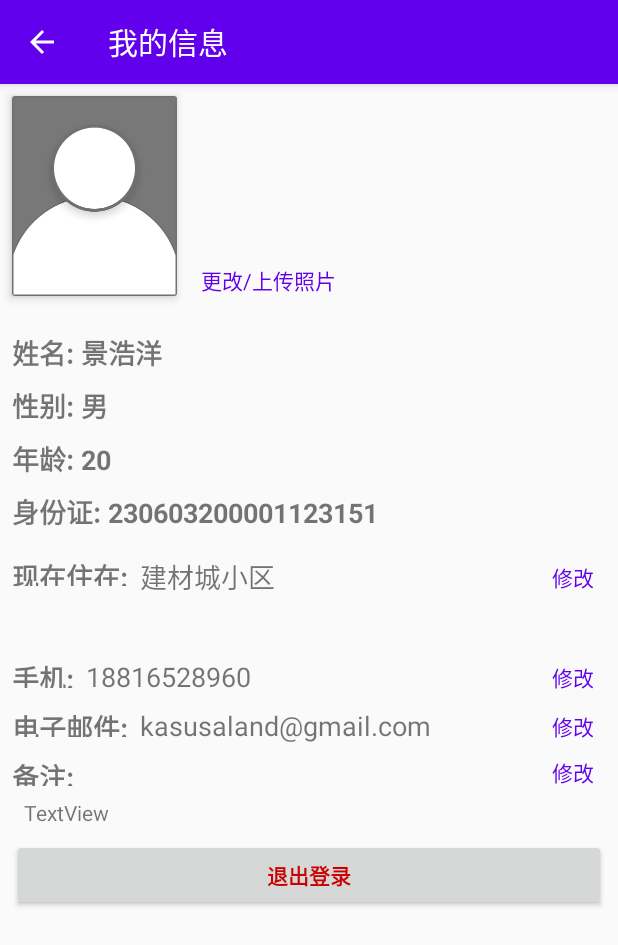
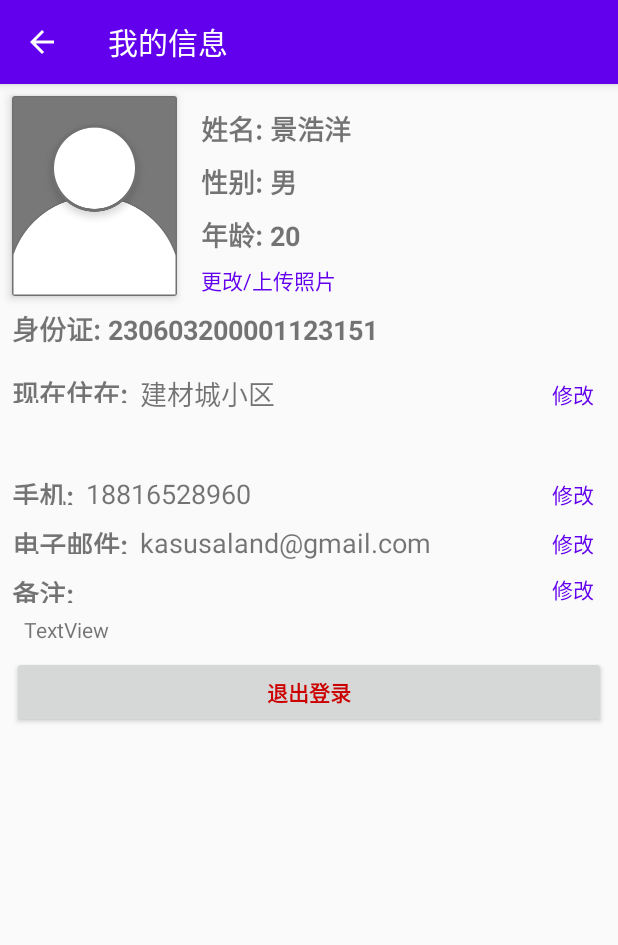
Before and after one commit to kasusa/Community-access-management-andorid-, an Android app: the MeActivity screen opened directly, with no data from a screen before it, on a phone screen of 412 x 824 dp. Shown: the top 945 px of the screen. Run offline under Robolectric (Android 15) with nearby library versions, the light colour scheme and no system bars.

Commit message:
修改了 me activity 布局

```diff
--- a/app/src/main/res/layout/activity_me.xml
+++ b/app/src/main/res/layout/activity_me.xml
@@ -53,34 +53,6 @@
             android:orientation="vertical"
             android:paddingLeft="8dp"
             android:paddingRight="8dp">
-
-            <TextView
-                android:id="@+id/textView6"
-                android:layout_width="match_parent"
-                android:layout_height="wrap_content"
-                android:layout_marginTop="16dp"
-                android:layout_marginBottom="8dp"
-                android:text="姓名: 景浩洋"
-                android:textSize="18sp"
-                android:textStyle="bold" />
-
-            <TextView
-                android:id="@+id/textView7"
-                android:layout_width="match_parent"
-                android:layout_height="wrap_content"
-                android:layout_marginBottom="8dp"
-                android:text="性别: 男"
-                android:textSize="18sp"
-                android:textStyle="bold" />
-
-            <TextView
-                android:id="@+id/textView8"
-                android:layout_width="match_parent"
-                android:layout_height="wrap_content"
-                android:layout_marginBottom="8dp"
-                android:text="年龄: 20"
-                android:textSize="18sp"
-                android:textStyle="bold" />
 
             <TextView
                 android:id="@+id/textView9"
@@ -268,5 +240,39 @@
         </LinearLayout>
     </ScrollView>
 
+    <TextView
+        android:id="@+id/textView6"
+        android:layout_width="wrap_content"
+        android:layout_height="wrap_content"
+        android:layout_marginStart="16dp"
+        android:layout_marginTop="8dp"
+        android:text="姓名: 景浩洋"
+        android:textSize="18sp"
+        android:textStyle="bold"
+        app:layout_constraintStart_toEndOf="@+id/cardView2"
+        app:layout_constraintTop_toTopOf="@+id/cardView2" />
+
+    <TextView
+        android:id="@+id/textView8"
+        android:layout_width="wrap_content"
+        android:layout_height="wrap_content"
+        android:layout_marginTop="8dp"
+        android:text="年龄: 20"
+        android:textSize="18sp"
+        android:textStyle="bold"
+        app:layout_constraintStart_toStartOf="@+id/textView7"
+        app:layout_constraintTop_toBottomOf="@+id/textView7" />
+
+    <TextView
+        android:id="@+id/textView7"
+        android:layout_width="wrap_content"
+        android:layout_height="wrap_content"
+        android:layout_marginTop="8dp"
+        android:text="性别: 男"
+        android:textSize="18sp"
+        android:textStyle="bold"
+        app:layout_constraintStart_toStartOf="@+id/textView6"
+        app:layout_constraintTop_toBottomOf="@+id/textView6" />
+
 
 </androidx.constraintlayout.widget.ConstraintLayout>
```
